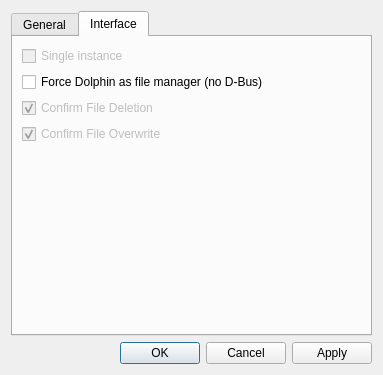
MarioUnoDueTreQuattro/QMonitor, file settings_dialog.ui: the form before one commit.
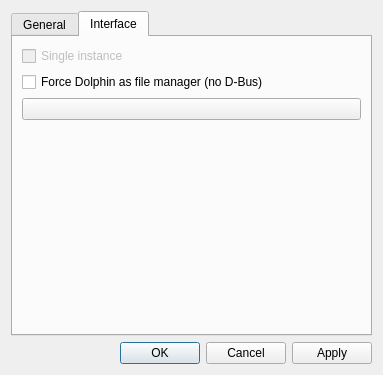
The form after the commit. Custom widgets are drawn as their Qt base class.

Commit message: Added ColorButton subclass to SettingsDialog

What changed in the file:
```diff
--- a/settings_dialog.ui
+++ b/settings_dialog.ui
@@ -236,28 +236,9 @@
         </widget>
        </item>
        <item>
-        <widget class="QCheckBox" name="checkConfirmDelete">
-         <property name="enabled">
-          <bool>false</bool>
-         </property>
+        <widget class="ColorButton" name="pushButtonColorTest">
          <property name="text">
-          <string>Confirm File Deletion</string>
-         </property>
-         <property name="checked">
-          <bool>true</bool>
-         </property>
-        </widget>
-       </item>
-       <item>
-        <widget class="QCheckBox" name="checkConfirmOverwrite">
-         <property name="enabled">
-          <bool>false</bool>
-         </property>
-         <property name="text">
-          <string>Confirm File Overwrite</string>
-         </property>
-         <property name="checked">
-          <bool>true</bool>
+          <string/>
          </property>
         </widget>
        </item>
@@ -290,6 +271,13 @@
    </item>
   </layout>
  </widget>
+ <customwidgets>
+  <customwidget>
+   <class>ColorButton</class>
+   <extends>QPushButton</extends>
+   <header>colorbutton.h</header>
+  </customwidget>
+ </customwidgets>
  <resources/>
  <connections/>
 </ui>
```
The commit also changes 5 other files.
